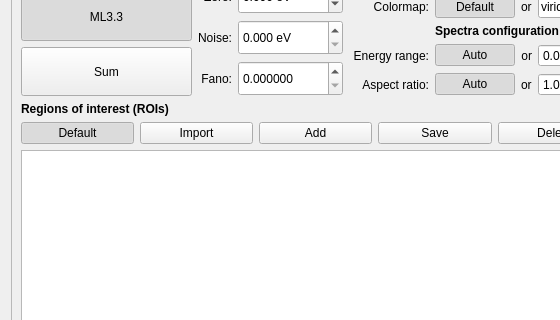
Old version of the form batch.ui in the repository pfilipl/PolyX-XRF-Data-Analyser; both pictures show x 0 to 560 and y 103 to 423 of the 1104 by 720 pixel window.
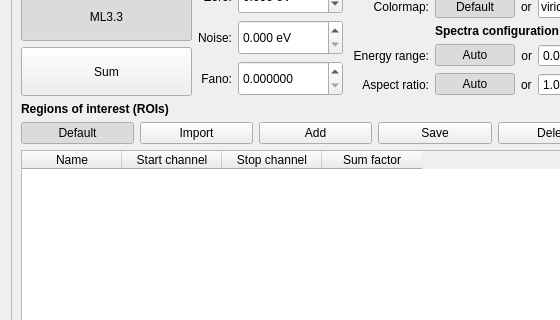
New version of the form.

The edit to the form file:
```diff
--- a/batch.ui
+++ b/batch.ui
@@ -1141,6 +1141,26 @@
           <property name="mouseTracking">
            <bool>true</bool>
           </property>
+          <column>
+           <property name="text">
+            <string>Name</string>
+           </property>
+          </column>
+          <column>
+           <property name="text">
+            <string>Start channel</string>
+           </property>
+          </column>
+          <column>
+           <property name="text">
+            <string>Stop channel</string>
+           </property>
+          </column>
+          <column>
+           <property name="text">
+            <string>Sum factor</string>
+           </property>
+          </column>
          </widget>
         </item>
        </layout>
```
Left out of the diff: 16 changed lines with no effect on the pictures.
